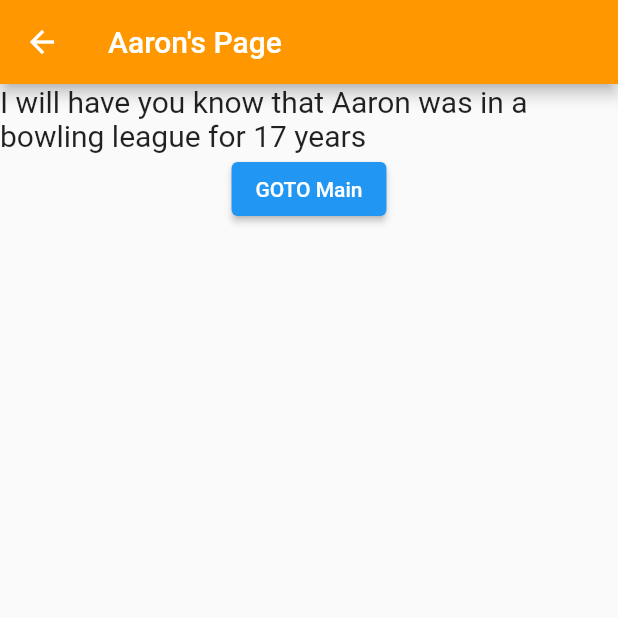
After one commit to Terribly-Shady-Guy/Group4_A3, a Flutter app: the MyHomePage screen opened directly, after a tap on "To Aaron's page", on a phone screen of 412 x 824 dp, the top half of it. The commit adds this screen. Run offline on Flutter 3.47's test engine with Material 2 defaults, Android fonts, the phone set to English and light mode, and no system bars.

Commit message:
Aarons added his button to main and widget to the widget folder

```diff
--- a/lib/main.dart
+++ b/lib/main.dart
@@ -1,6 +1,6 @@
 import 'package:flutter/material.dart';
 import 'widgets/tyler_fact_widget.dart';
-
+import 'widgets/aaronFunFact.dart';
 void main() {
   runApp(const MyApp());
 }
@@ -50,7 +50,14 @@ class _MyHomePageState extends State<MyHomePage> {
                     MaterialPageRoute(
                         builder: (context) => const TylerFactPage())),
                 style: ElevatedButton.styleFrom(backgroundColor: Colors.green),
-                child: const Text("To Tyler's page"))
+                child: const Text("To Tyler's page")),
+            ElevatedButton(
+                onPressed: () => Navigator.push(
+                    context,
+                    MaterialPageRoute(
+                        builder: (context) => const AaronFactPage())),
+                style: ElevatedButton.styleFrom(backgroundColor: Colors.orange),
+                child: const Text("To Aaron's page"))
           ],
         ),
       ),
--- /dev/null
+++ b/lib/widgets/aaronFunFact.dart
@@ -0,0 +1,34 @@
+import 'package:flutter/material.dart';
+import 'package:group4a3/main.dart';
+
+class AaronFactPage extends StatelessWidget {
+  const AaronFactPage({super.key});
+
+  @override
+  Widget build(BuildContext context) {
+    return Scaffold(
+      appBar: AppBar(
+        title: const Text("Aaron's Page"),
+        backgroundColor: Colors.orange,
+      ),
+      body: Center(
+        child: Column(
+          mainAxisAlignment: MainAxisAlignment.start,
+          children: <Widget>[
+            const Text(
+              'I will have you know that Aaron was in a bowling league for 17 years',
+              style: TextStyle(fontSize: 20),
+            ),
+            ElevatedButton(
+                onPressed: () => Navigator.push(
+                    context,
+                    MaterialPageRoute(
+                        builder: (context) =>
+                            const MyHomePage(title: 'Group 4 Github app'))),
+                child: const Text("GOTO Main"))
+          ],
+        ),
+      ),
+    );
+  }
+}
```
Also changed, not shown: flutter_01.png (added).
